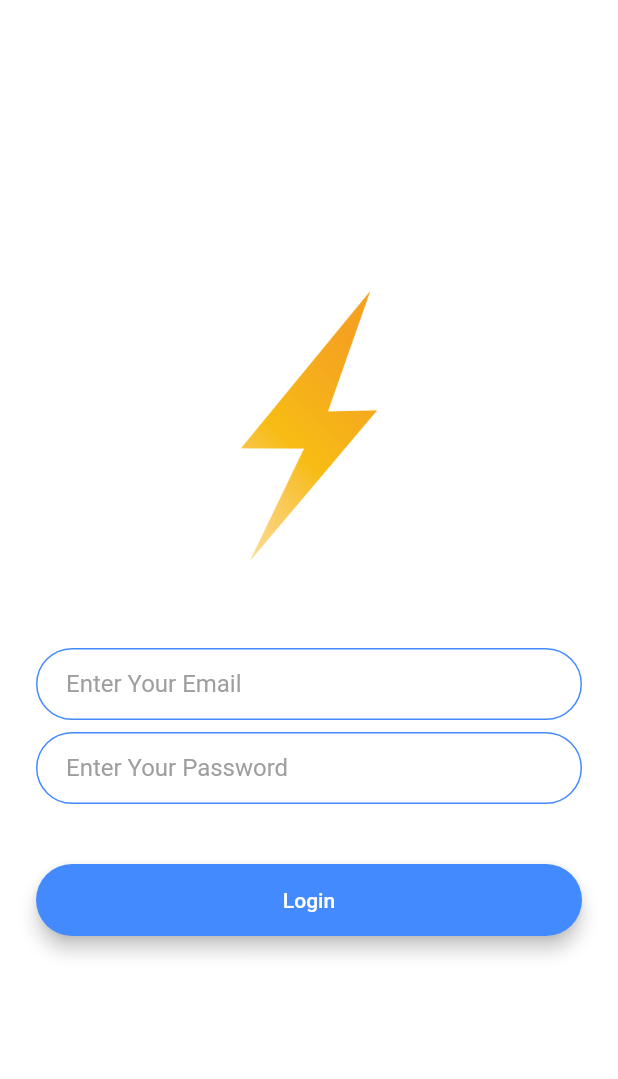
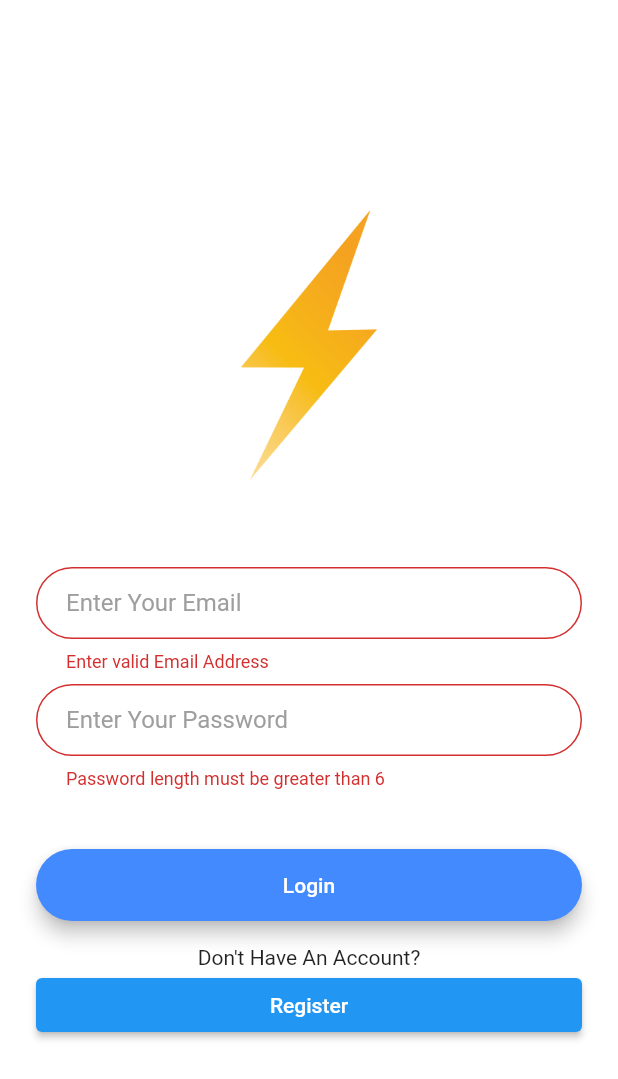
Before and after one commit to AlsoShantanuBorkar/flash_chat, a Flutter app: the screen it shows after launch, after a tap on "Login", on a phone screen of 412 x 824 dp. Shown: the top 1079 px of the screen. Run offline on Flutter 3.47's test engine with Material 2 defaults, Android fonts, the phone set to English and light mode, and no system bars; our stand-ins replace cloud_firestore, firebase_auth, firebase_core; accounts and stored records are empty.

```diff
--- a/lib/constants.dart
+++ b/lib/constants.dart
@@ -1,10 +1,6 @@
 import 'package:flutter/material.dart';
 
-const kSendButtonTextStyle = TextStyle(
-  color: Colors.lightBlueAccent,
-  fontWeight: FontWeight.bold,
-  fontSize: 18.0,
-);
+
 
 const kMessageTextFieldDecoration = InputDecoration(
   contentPadding: EdgeInsets.symmetric(vertical: 10.0, horizontal: 20.0),
--- a/lib/main.dart
+++ b/lib/main.dart
@@ -1,25 +1,42 @@
-import 'package:flash_chat/screens/chat_screen.dart';
-import 'package:flash_chat/screens/login_screen.dart';
-import 'package:flash_chat/screens/registration_screen.dart';
+import 'package:cloud_firestore/cloud_firestore.dart';
+import 'package:firebase_auth/firebase_auth.dart';
+import 'package:firebase_core/firebase_core.dart';
+import 'package:flash_chat/services/firebase_provider.dart';
+import 'package:flash_chat/widgets/auth_wrapper.dart';
 import 'package:flutter/material.dart';
-import 'package:flash_chat/screens/welcome_screen.dart';
+import 'package:provider/provider.dart';
 
-void main() => runApp(const FlashChat());
+void main() async {
+  WidgetsFlutterBinding.ensureInitialized();
+  await Firebase.initializeApp();
+  runApp(const FlashChat());
+}
 
 class FlashChat extends StatelessWidget {
   const FlashChat({super.key});
 
   @override
   Widget build(BuildContext context) {
-    return MaterialApp(
-      home: const WelcomeScreen(),
-      initialRoute: WelcomeScreen.id,
-      routes: {
-        WelcomeScreen.id: (context) => const WelcomeScreen(),
-        LoginScreen.id: (context) => const LoginScreen(),
-        RegistrationScreen.id: (context) => const RegistrationScreen(),
-        ChatScreen.id: (context) => const ChatScreen(),
-      },
+    final FirebaseService authInstance =
+        FirebaseService(authinstance: FirebaseAuth.instance,firestoreInstance:FirebaseFirestore.instance);
+    return MultiProvider(
+      providers: [
+        StreamProvider<User?>(
+          initialData: null,
+          create: (context) => authInstance.userState,
+        ),
+        Provider<FirebaseService>(
+          create: (context) => authInstance,
+        ),
+      ],
+      child: MaterialApp(
+        debugShowCheckedModeBanner: false,
+        title: 'Flash Chat',
+        theme: ThemeData(
+          primaryColor: Colors.white,
+        ),
+        home: const AuthWrapper(),
+      ),
     );
   }
 }
--- a/lib/screens/login_screen.dart
+++ b/lib/screens/login_screen.dart
@@ -1,6 +1,10 @@
 import 'package:flash_chat/constants.dart';
+import 'package:flash_chat/screens/registration_screen.dart';
+import 'package:flash_chat/services/firebase_provider.dart';
 import 'package:flash_chat/widgets/custom_button.dart';
 import 'package:flutter/material.dart';
+import 'package:provider/provider.dart';
+
 class LoginScreen extends StatefulWidget {
   static const id = 'login_screen';
   const LoginScreen({super.key});
@@ -10,28 +14,38 @@ class LoginScreen extends StatefulWidget {
 }
 
 class LoginScreenState extends State<LoginScreen> {
+  String email = "";
+  String pass = "";
+  final GlobalKey<FormState> _loginFormKey = GlobalKey<FormState>();
   @override
   Widget build(BuildContext context) {
+    final FirebaseService authInstance =
+        Provider.of<FirebaseService>(context);
     return Scaffold(
       backgroundColor: Colors.white,
       body: Padding(
         padding: const EdgeInsets.symmetric(horizontal: 24.0),
+        child: Form(
+          key: _loginFormKey,
           child: Column(
             mainAxisAlignment: MainAxisAlignment.center,
             crossAxisAlignment: CrossAxisAlignment.stretch,
             children: [
-            Hero(
-              tag: 'logo',
-              child: SizedBox(
+              SizedBox(
                 height: 200.0,
                 child: Image.asset('images/logo.png'),
-              ),
               ),
               const SizedBox(
                 height: 48.0,
               ),
-            TextField(
-              onChanged: (value) {},
+              TextFormField(
+                validator: (value) =>
+                    !value!.contains('@') ? "Enter valid Email Address" : null,
+                onChanged: (value) {
+                  setState(() {
+                    email = value;
+                  });
+                },
                 decoration: kTextFieldDecoration.copyWith(
                   hintText: "Enter Your Email",
                 ),
@@ -40,8 +54,15 @@ class LoginScreenState extends State<LoginScreen> {
               const SizedBox(
                 height: 8.0,
               ),
-            TextField(
-              onChanged: (value) {},
+              TextFormField(
+                validator: (value) => value!.length < 6
+                    ? "Password length must be greater than 6"
+                    : null,
+                onChanged: (value) {
+                  setState(() {
+                    pass = value;
+                  });
+                },
                 decoration: kTextFieldDecoration.copyWith(
                   hintText: "Enter Your Password",
                 ),
@@ -53,10 +74,35 @@ class LoginScreenState extends State<LoginScreen> {
               ),
               CustomButton(
                 buttonText: 'Login',
-              onPressed: () {},
+                onPressed: () async {
+                  if (_loginFormKey.currentState!.validate()) {
+                    await authInstance.signInWithEmailPassword(email, pass);
+                    return;
+                  } else {
+                    return;
+                  }
+                },
                 buttonColor: Colors.blueAccent,
+              ),
+              const Text(
+                "Don't Have An Account?",
+                textAlign: TextAlign.center,
+              ),
+              SizedBox(
+                width: 100,
+                child: ElevatedButton(
+                    onPressed: () {
+                      Navigator.push(
+                        context,
+                        MaterialPageRoute(
+                          builder: (context) => const RegistrationScreen(),
+                        ),
+                      );
+                    },
+                    child: const Text("Register")),
               )
             ],
+          ),
         ),
       ),
     );
--- a/lib/screens/welcome_screen.dart
+++ /dev/null
@@ -1,95 +0,0 @@
-import 'package:animated_text_kit/animated_text_kit.dart';
-import 'package:flash_chat/screens/registration_screen.dart';
-import 'package:flash_chat/widgets/custom_button.dart';
-import 'package:flutter/material.dart';
-
-import 'login_screen.dart';
-
-class WelcomeScreen extends StatefulWidget {
-  static const id = 'welcome_screen';
-  const WelcomeScreen({super.key});
-
-  @override
-  WelcomeScreenState createState() => WelcomeScreenState();
-}
-
-class WelcomeScreenState extends State<WelcomeScreen>
-    with SingleTickerProviderStateMixin {
-  late AnimationController controller;
-  late Animation animation;
-  @override
-  void initState() {
-    super.initState();
-    controller = AnimationController(
-      vsync: this,
-      duration: const Duration(seconds: 1),
-      upperBound: 1,
-    );
-
-    animation = ColorTween(begin: Colors.blueGrey, end: Colors.white)
-        .animate(controller);
-
-    controller.forward();
-    controller.addListener(() {
-      setState(() {});
-    });
-  }
-
-  @override
-  Widget build(BuildContext context) {
-    return Scaffold(
-      backgroundColor: animation.value,
-      body: Padding(
-        padding: const EdgeInsets.symmetric(horizontal: 24.0),
-        child: Column(
-          mainAxisAlignment: MainAxisAlignment.center,
-          crossAxisAlignment: CrossAxisAlignment.stretch,
-          children: [
-            Row(
-              children: [
-                Hero(
-                  tag: 'logo',
-                  child: SizedBox(
-                    height: 80,
-                    child: Image.asset('images/logo.png'),
-                  ),
-                ),
-                AnimatedTextKit(
-                  animatedTexts: [
-                    TyperAnimatedText(
-                      'Flash Chat',
-                      textStyle: const TextStyle(
-                        color: Colors.black,
-                        fontSize: 45.0,
-                        fontWeight: FontWeight.w900,
-                      ),
-                      speed: const Duration(milliseconds: 100),
-                    )
-                  ],
-                  totalRepeatCount: 5,
-                ),
-              ],
-            ),
-            const SizedBox(
-              height: 48.0,
-            ),
-            CustomButton(
-              buttonText: 'Login',
-              onPressed: () {
-                Navigator.pushNamed(context, LoginScreen.id);
-              },
-              buttonColor: Colors.lightBlueAccent,
-            ),
-            CustomButton(
-              buttonText: 'Register',
-              onPressed: () {
-                Navigator.pushNamed(context, RegistrationScreen.id);
-              },
-              buttonColor: Colors.blueAccent,
-            ),
-          ],
-        ),
-      ),
-    );
-  }
-}
--- /dev/null
+++ b/lib/services/firebase_provider.dart
@@ -0,0 +1,56 @@
+import 'dart:async';
+
+import 'package:cloud_firestore/cloud_firestore.dart';
+import 'package:firebase_auth/firebase_auth.dart';
+
+class FirebaseService {
+  final FirebaseAuth authinstance;
+  final FirebaseFirestore firestoreInstance;
+
+  FirebaseService({
+    required this.authinstance,
+    required this.firestoreInstance,
+  });
+
+  Stream<User?> get userState => authinstance.authStateChanges();
+  User? get currentUser => authinstance.currentUser;
+
+  Future<void> signOutUser() async => authinstance.signOut();
+
+  Future createAccountWithEmailPassword(String email, String password) async {
+    try {
+      UserCredential result = await authinstance.createUserWithEmailAndPassword(
+          email: email, password: password);
+      User user = result.user!;
+      return user;
+    } catch (e) {
+      return null;
+    }
+  }
+
+  Future signInWithEmailPassword(String email, String password) async {
+    try {
+      UserCredential result = await authinstance.signInWithEmailAndPassword(
+          email: email, password: password);
+      User user = result.user!;
+      return user;
+    } catch (e) {
+      return null;
+    }
+  }
+
+  Future sendMessage(String message) async {
+    await firestoreInstance.collection('messages').add(
+      {
+        'text': message,
+        'sender': currentUser!.email,
+      },
+    );
+  }
+
+  Stream<QuerySnapshot<Map<String, dynamic>>> getSnapshots() {
+    Stream<QuerySnapshot<Map<String, dynamic>>> snapshot =
+        firestoreInstance.collection('messages').snapshots();
+    return snapshot;
+  }
+}
--- /dev/null
+++ b/lib/widgets/auth_wrapper.dart
@@ -0,0 +1,22 @@
+import 'package:firebase_auth/firebase_auth.dart';
+import 'package:flash_chat/screens/chat_screen.dart';
+import 'package:flash_chat/screens/login_screen.dart';
+import 'package:flutter/material.dart';
+import 'package:provider/provider.dart';
+
+class AuthWrapper extends StatefulWidget {
+  const AuthWrapper({super.key});
+
+  @override
+  State<AuthWrapper> createState() => _AuthWrapperState();
+}
+
+class _AuthWrapperState extends State<AuthWrapper> {
+  @override
+  Widget build(BuildContext context) {
+    final User? user = Provider.of<User?>(context);
+    // Redirect user to HomePage or Authenticate
+
+    return user == null ? const LoginScreen() : const ChatScreen();
+  }
+}
--- a/pubspec.yaml
+++ b/pubspec.yaml
@@ -36,6 +36,9 @@ dependencies:
   firebase_core: ^2.4.0
   flutter:
     sdk: flutter
+  google_sign_in: ^5.4.2
+  http: ^0.13.5
+  provider: ^6.0.5
 
 dev_dependencies:
   flutter_lints: ^2.0.0
```
Also changed, not shown: lib/screens/chat_screen.dart (+38 -30 lines), lib/screens/registration_screen.dart (+33 -10 lines), lib/widgets/send_message_box.dart (added, +73 -0 lines), pubspec.lock. Lines whose indentation alone changed are shown as unchanged.
